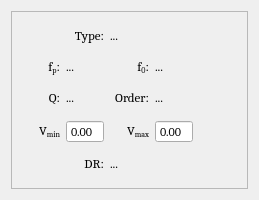
Old version of the form app/designer/aux_widgets/cell_block.ui in the repository grupo-tc-volcan/TP4.
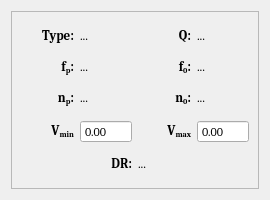
New version of the form.

What changed in the file:
```diff
--- a/app/designer/aux_widgets/cell_block.ui
+++ b/app/designer/aux_widgets/cell_block.ui
@@ -6,13 +6,13 @@
    <rect>
     <x>0</x>
     <y>0</y>
-    <width>259</width>
+    <width>270</width>
     <height>200</height>
    </rect>
   </property>
   <property name="maximumSize">
    <size>
-    <width>259</width>
+    <width>270</width>
     <height>200</height>
    </size>
   </property>
@@ -28,7 +28,7 @@
    <bool>false</bool>
   </property>
   <layout class="QGridLayout" name="gridLayout">
-   <item row="0" column="0">
+   <item row="0" column="1">
     <widget class="QFrame" name="frame">
      <property name="acceptDrops">
       <bool>true</bool>
@@ -49,47 +49,61 @@
       <number>1</number>
      </property>
      <layout class="QGridLayout" name="gridLayout_2">
-      <item row="6" column="2" colspan="2">
-       <widget class="QLabel" name="dinamic_range">
+      <item row="3" column="3">
+       <widget class="QLabel" name="label_5">
         <property name="text">
-         <string>&lt;html&gt;&lt;head/&gt;&lt;body&gt;&lt;p&gt;&lt;span style=&quot; font-size:10pt;&quot;&gt;...&lt;/span&gt;&lt;/p&gt;&lt;/body&gt;&lt;/html&gt;</string>
+         <string>&lt;html&gt;&lt;head/&gt;&lt;body&gt;&lt;p align=&quot;right&quot;&gt;&lt;span style=&quot; font-size:10pt; font-weight:600;&quot;&gt;n&lt;/span&gt;&lt;span style=&quot; font-size:10pt; font-weight:600; vertical-align:sub;&quot;&gt;0&lt;/span&gt;&lt;span style=&quot; font-size:10pt; font-weight:600;&quot;&gt;:&lt;/span&gt;&lt;/p&gt;&lt;/body&gt;&lt;/html&gt;</string>
         </property>
        </widget>
       </item>
       <item row="5" column="3">
-       <widget class="QDoubleSpinBox" name="v_max">
+       <widget class="QLabel" name="label_74">
         <property name="maximumSize">
          <size>
           <width>93</width>
           <height>16777215</height>
          </size>
         </property>
-        <property name="buttonSymbols">
-         <enum>QAbstractSpinBox::NoButtons</enum>
-        </property>
-        <property name="suffix">
-         <string/>
-        </property>
-        <property name="decimals">
-         <number>2</number>
-        </property>
-       </widget>
-      </item>
-      <item row="6" column="1">
-       <widget class="QLabel" name="label_6">
         <property name="text">
-         <string>&lt;html&gt;&lt;head/&gt;&lt;body&gt;&lt;p align=&quot;right&quot;&gt;&lt;span style=&quot; font-size:10pt;&quot;&gt;DR:&lt;/span&gt;&lt;/p&gt;&lt;/body&gt;&lt;/html&gt;</string>
+         <string>&lt;html&gt;&lt;head/&gt;&lt;body&gt;&lt;p align=&quot;right&quot;&gt;&lt;span style=&quot; font-size:10pt; font-weight:600;&quot;&gt;V&lt;/span&gt;&lt;span style=&quot; font-size:10pt; font-weight:600; vertical-align:sub;&quot;&gt;max&lt;/span&gt;&lt;/p&gt;&lt;/body&gt;&lt;/html&gt;</string>
+        </property>
+        <property name="alignment">
+         <set>Qt::AlignRight|Qt::AlignTrailing|Qt::AlignVCenter</set>
         </property>
        </widget>
       </item>
       <item row="2" column="3">
-       <widget class="QLabel" name="f0">
+       <widget class="QLabel" name="label_7">
+        <property name="text">
+         <string>&lt;html&gt;&lt;head/&gt;&lt;body&gt;&lt;p align=&quot;right&quot;&gt;&lt;span style=&quot; font-size:10pt; font-weight:600;&quot;&gt;f&lt;/span&gt;&lt;span style=&quot; font-size:10pt; font-weight:600; vertical-align:sub;&quot;&gt;0&lt;/span&gt;&lt;span style=&quot; font-size:10pt; font-weight:600;&quot;&gt;:&lt;/span&gt;&lt;/p&gt;&lt;/body&gt;&lt;/html&gt;</string>
+        </property>
+       </widget>
+      </item>
+      <item row="5" column="0">
+       <widget class="QLabel" name="label_78">
         <property name="maximumSize">
          <size>
-          <width>16777215</width>
-          <height>20</height>
+          <width>93</width>
+          <height>16777215</height>
          </size>
         </property>
+        <property name="text">
+         <string>&lt;html&gt;&lt;head/&gt;&lt;body&gt;&lt;p align=&quot;right&quot;&gt;&lt;span style=&quot; font-size:10pt; font-weight:600;&quot;&gt;V&lt;/span&gt;&lt;span style=&quot; font-size:10pt; font-weight:600; vertical-align:sub;&quot;&gt;min&lt;/span&gt;&lt;/p&gt;&lt;/body&gt;&lt;/html&gt;</string>
+        </property>
+        <property name="alignment">
+         <set>Qt::AlignRight|Qt::AlignTrailing|Qt::AlignVCenter</set>
+        </property>
+       </widget>
+      </item>
+      <item row="2" column="1">
+       <widget class="QLabel" name="fp">
+        <property name="text">
+         <string>&lt;html&gt;&lt;head/&gt;&lt;body&gt;&lt;p&gt;&lt;span style=&quot; font-size:10pt;&quot;&gt;...&lt;/span&gt;&lt;/p&gt;&lt;/body&gt;&lt;/html&gt;</string>
+        </property>
+       </widget>
+      </item>
+      <item row="3" column="4">
+       <widget class="QLabel" name="n0">
         <property name="text">
          <string>&lt;html&gt;&lt;head/&gt;&lt;body&gt;&lt;p&gt;&lt;span style=&quot; font-size:10pt;&quot;&gt;...&lt;/span&gt;&lt;/p&gt;&lt;/body&gt;&lt;/html&gt;</string>
         </property>
@@ -114,98 +128,101 @@
         </property>
        </widget>
       </item>
+      <item row="5" column="4">
+       <widget class="QDoubleSpinBox" name="v_max">
+        <property name="maximumSize">
+         <size>
+          <width>93</width>
+          <height>16777215</height>
+         </size>
+        </property>
+        <property name="buttonSymbols">
+         <enum>QAbstractSpinBox::NoButtons</enum>
+        </property>
+        <property name="suffix">
+         <string/>
+        </property>
+        <property name="decimals">
+         <number>2</number>
+        </property>
+       </widget>
+      </item>
       <item row="2" column="0">
        <widget class="QLabel" name="label_3">
         <property name="text">
-         <string>&lt;html&gt;&lt;head/&gt;&lt;body&gt;&lt;p align=&quot;right&quot;&gt;&lt;span style=&quot; font-size:10pt;&quot;&gt;f&lt;/span&gt;&lt;span style=&quot; font-size:10pt; vertical-align:sub;&quot;&gt;p&lt;/span&gt;&lt;span style=&quot; font-size:10pt;&quot;&gt;:&lt;/span&gt;&lt;/p&gt;&lt;/body&gt;&lt;/html&gt;</string>
+         <string>&lt;html&gt;&lt;head/&gt;&lt;body&gt;&lt;p align=&quot;right&quot;&gt;&lt;span style=&quot; font-size:10pt; font-weight:600;&quot;&gt;f&lt;/span&gt;&lt;span style=&quot; font-size:10pt; font-weight:600; vertical-align:sub;&quot;&gt;p&lt;/span&gt;&lt;span style=&quot; font-size:10pt; font-weight:600;&quot;&gt;:&lt;/span&gt;&lt;/p&gt;&lt;/body&gt;&lt;/html&gt;</string>
         </property>
        </widget>
       </item>
-      <item row="2" column="1">
-       <widget class="QLabel" name="fp">
+      <item row="2" column="4">
+       <widget class="QLabel" name="f0">
+        <property name="maximumSize">
+         <size>
+          <width>16777215</width>
+          <height>20</height>
+         </size>
+        </property>
         <property name="text">
          <string>&lt;html&gt;&lt;head/&gt;&lt;body&gt;&lt;p&gt;&lt;span style=&quot; font-size:10pt;&quot;&gt;...&lt;/span&gt;&lt;/p&gt;&lt;/body&gt;&lt;/html&gt;</string>
         </property>
        </widget>
       </item>
-      <item row="3" column="1">
-       <widget class="QLabel" name="q_val">
+      <item row="6" column="3" colspan="2">
+       <widget class="QLabel" name="dinamic_range">
         <property name="text">
          <string>&lt;html&gt;&lt;head/&gt;&lt;body&gt;&lt;p&gt;&lt;span style=&quot; font-size:10pt;&quot;&gt;...&lt;/span&gt;&lt;/p&gt;&lt;/body&gt;&lt;/html&gt;</string>
         </property>
        </widget>
       </item>
-      <item row="3" column="0">
-       <widget class="QLabel" name="label_4">
+      <item row="6" column="1">
+       <widget class="QLabel" name="label_6">
+        <property name="acceptDrops">
+         <bool>true</bool>
+        </property>
         <property name="text">
-         <string>&lt;html&gt;&lt;head/&gt;&lt;body&gt;&lt;p align=&quot;right&quot;&gt;&lt;span style=&quot; font-size:10pt;&quot;&gt;Q:&lt;/span&gt;&lt;/p&gt;&lt;/body&gt;&lt;/html&gt;</string>
+         <string>&lt;html&gt;&lt;head/&gt;&lt;body&gt;&lt;p align=&quot;right&quot;&gt;&lt;span style=&quot; font-size:10pt; font-weight:600;&quot;&gt;DR:&lt;/span&gt;&lt;/p&gt;&lt;/body&gt;&lt;/html&gt;</string>
         </property>
        </widget>
       </item>
-      <item row="0" column="0" colspan="2">
+      <item row="0" column="0">
        <widget class="QLabel" name="label_2">
         <property name="text">
-         <string>&lt;html&gt;&lt;head/&gt;&lt;body&gt;&lt;p align=&quot;right&quot;&gt;&lt;span style=&quot; font-size:10pt;&quot;&gt;Type:&lt;/span&gt;&lt;/p&gt;&lt;/body&gt;&lt;/html&gt;</string>
+         <string>&lt;html&gt;&lt;head/&gt;&lt;body&gt;&lt;p align=&quot;right&quot;&gt;&lt;span style=&quot; font-size:10pt; font-weight:600;&quot;&gt;Type:&lt;/span&gt;&lt;/p&gt;&lt;/body&gt;&lt;/html&gt;</string>
         </property>
        </widget>
       </item>
-      <item row="5" column="0">
-       <widget class="QLabel" name="label_78">
-        <property name="maximumSize">
-         <size>
-          <width>93</width>
-          <height>16777215</height>
-         </size>
-        </property>
-        <property name="text">
-         <string>&lt;html&gt;&lt;head/&gt;&lt;body&gt;&lt;p align=&quot;right&quot;&gt;&lt;span style=&quot; font-size:10pt;&quot;&gt;V&lt;/span&gt;&lt;span style=&quot; font-size:10pt; vertical-align:sub;&quot;&gt;min&lt;/span&gt;&lt;/p&gt;&lt;/body&gt;&lt;/html&gt;</string>
-        </property>
-        <property name="alignment">
-         <set>Qt::AlignRight|Qt::AlignTrailing|Qt::AlignVCenter</set>
-        </property>
-       </widget>
-      </item>
-      <item row="5" column="2">
-       <widget class="QLabel" name="label_74">
-        <property name="maximumSize">
-         <size>
-          <width>93</width>
-          <height>16777215</height>
-         </size>
-        </property>
-        <property name="text">
-         <string>&lt;html&gt;&lt;head/&gt;&lt;body&gt;&lt;p align=&quot;right&quot;&gt;&lt;span style=&quot; font-size:10pt;&quot;&gt;V&lt;/span&gt;&lt;span style=&quot; font-size:10pt; vertical-align:sub;&quot;&gt;max&lt;/span&gt;&lt;/p&gt;&lt;/body&gt;&lt;/html&gt;</string>
-        </property>
-        <property name="alignment">
-         <set>Qt::AlignRight|Qt::AlignTrailing|Qt::AlignVCenter</set>
-        </property>
-       </widget>
-      </item>
-      <item row="3" column="3">
-       <widget class="QLabel" name="order">
-        <property name="text">
-         <string>&lt;html&gt;&lt;head/&gt;&lt;body&gt;&lt;p&gt;&lt;span style=&quot; font-size:10pt;&quot;&gt;...&lt;/span&gt;&lt;/p&gt;&lt;/body&gt;&lt;/html&gt;</string>
-        </property>
-       </widget>
-      </item>
-      <item row="3" column="2">
-       <widget class="QLabel" name="label_5">
-        <property name="text">
-         <string>&lt;html&gt;&lt;head/&gt;&lt;body&gt;&lt;p align=&quot;right&quot;&gt;&lt;span style=&quot; font-size:10pt;&quot;&gt;Order:&lt;/span&gt;&lt;/p&gt;&lt;/body&gt;&lt;/html&gt;</string>
-        </property>
-       </widget>
-      </item>
-      <item row="0" column="2" colspan="3">
+      <item row="0" column="1">
        <widget class="QLabel" name="type">
         <property name="text">
          <string>&lt;html&gt;&lt;head/&gt;&lt;body&gt;&lt;p&gt;&lt;span style=&quot; font-size:10pt;&quot;&gt;...&lt;/span&gt;&lt;/p&gt;&lt;/body&gt;&lt;/html&gt;</string>
         </property>
        </widget>
       </item>
-      <item row="2" column="2">
-       <widget class="QLabel" name="label_7">
+      <item row="0" column="3">
+       <widget class="QLabel" name="label_4">
         <property name="text">
-         <string>&lt;html&gt;&lt;head/&gt;&lt;body&gt;&lt;p align=&quot;right&quot;&gt;&lt;span style=&quot; font-size:10pt;&quot;&gt;f&lt;/span&gt;&lt;span style=&quot; font-size:10pt; vertical-align:sub;&quot;&gt;0&lt;/span&gt;&lt;span style=&quot; font-size:10pt;&quot;&gt;:&lt;/span&gt;&lt;/p&gt;&lt;/body&gt;&lt;/html&gt;</string>
+         <string>&lt;html&gt;&lt;head/&gt;&lt;body&gt;&lt;p align=&quot;right&quot;&gt;&lt;span style=&quot; font-size:10pt; font-weight:600;&quot;&gt;Q:&lt;/span&gt;&lt;/p&gt;&lt;/body&gt;&lt;/html&gt;</string>
+        </property>
+       </widget>
+      </item>
+      <item row="0" column="4">
+       <widget class="QLabel" name="q_val">
+        <property name="text">
+         <string>&lt;html&gt;&lt;head/&gt;&lt;body&gt;&lt;p&gt;&lt;span style=&quot; font-size:10pt;&quot;&gt;...&lt;/span&gt;&lt;/p&gt;&lt;/body&gt;&lt;/html&gt;</string>
+        </property>
+       </widget>
+      </item>
+      <item row="3" column="0">
+       <widget class="QLabel" name="label">
+        <property name="text">
+         <string>&lt;html&gt;&lt;head/&gt;&lt;body&gt;&lt;p align=&quot;right&quot;&gt;&lt;span style=&quot; font-size:10pt; font-weight:600;&quot;&gt;n&lt;/span&gt;&lt;span style=&quot; font-size:10pt; font-weight:600; vertical-align:sub;&quot;&gt;p&lt;/span&gt;&lt;span style=&quot; font-size:10pt; font-weight:600;&quot;&gt;:&lt;/span&gt;&lt;/p&gt;&lt;/body&gt;&lt;/html&gt;</string>
+        </property>
+       </widget>
+      </item>
+      <item row="3" column="1">
+       <widget class="QLabel" name="np">
+        <property name="text">
+         <string>&lt;html&gt;&lt;head/&gt;&lt;body&gt;&lt;p&gt;&lt;span style=&quot; font-size:10pt;&quot;&gt;...&lt;/span&gt;&lt;/p&gt;&lt;/body&gt;&lt;/html&gt;</string>
         </property>
        </widget>
       </item>
```
Left out of the diff: 5 changed lines with no effect on the pictures.
